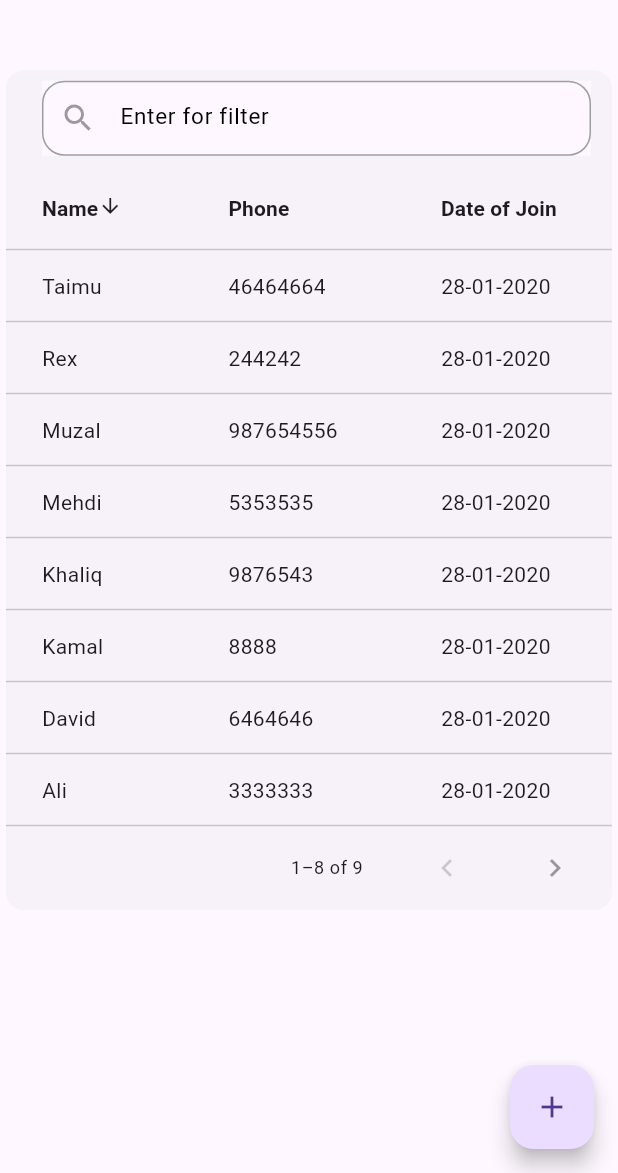
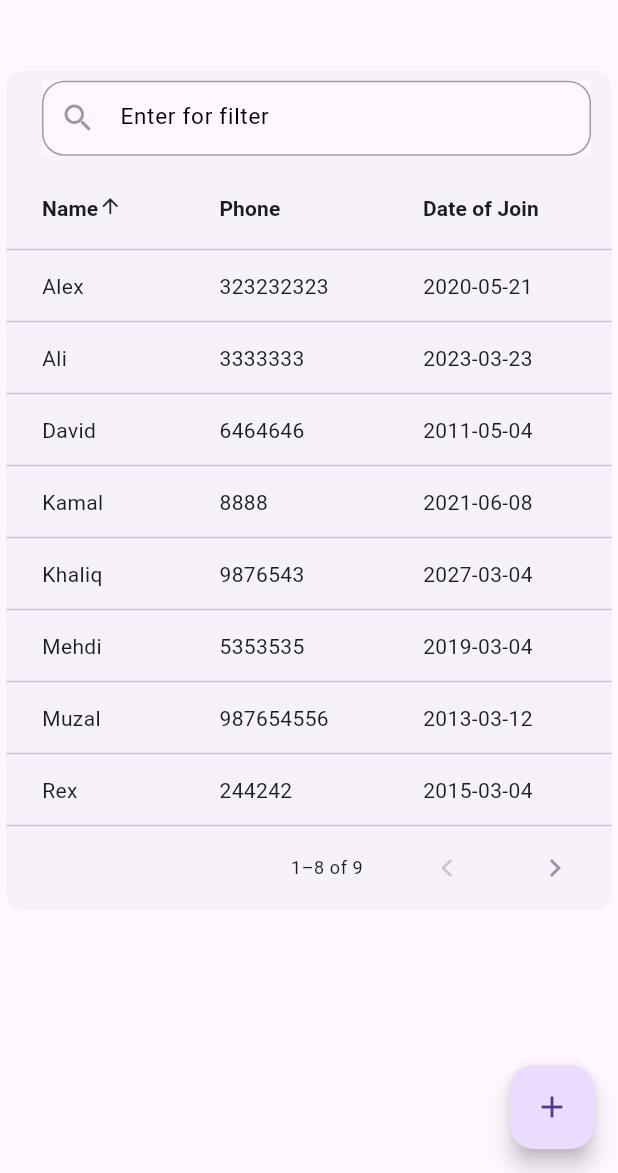
Before and after one commit to Harikrishna-Manoj/maninfini_assignment, a Flutter app: the screen it shows after launch, after a tap on "Name", on a phone screen of 412 x 824 dp, the part 63-1236 px from its top. Run offline on Flutter 3.47's test engine with Material 3 defaults, Android fonts, the phone set to English and light mode, and no system bars; our stand-ins replace flutter_bloc.

Commit message:
date wise sorting implemented

```diff
--- a/lib/application/employee_bloc/employee_bloc.dart
+++ b/lib/application/employee_bloc/employee_bloc.dart
@@ -23,7 +23,7 @@ class EmployeeBloc extends Bloc<EmployeeEvent, EmployeeState> {
           .toList();
       emit(LoadedEmployeeState(employeeData: employeeData));
     });
-    bool isSort = true;
+    bool isSort = false;
     on<SortingEvent>((event, emit) {
       final service = EmployeeDataService();
       isSort = !isSort;
--- a/lib/core/model/model.dart
+++ b/lib/core/model/model.dart
@@ -1,19 +1,46 @@
 class Data {
   String? name;
   int? phone;
-  String? joinDate;
+  DateTime? joinDate;
 
   Data({required this.name, required this.phone, required this.joinDate});
 }
 
 List<Data> myData = [
-  Data(name: "Khaliq", phone: 09876543, joinDate: "28-01-2020"),
-  Data(name: "David", phone: 6464646, joinDate: "28-01-2020"),
-  Data(name: "Kamal", phone: 8888, joinDate: "28-01-2020"),
-  Data(name: "Ali", phone: 3333333, joinDate: "28-01-2020"),
-  Data(name: "Muzal", phone: 987654556, joinDate: "28-01-2020"),
-  Data(name: "Taimu", phone: 46464664, joinDate: "28-01-2020"),
-  Data(name: "Mehdi", phone: 5353535, joinDate: "28-01-2020"),
-  Data(name: "Rex", phone: 244242, joinDate: "28-01-2020"),
-  Data(name: "Alex", phone: 323232323, joinDate: "28-01-2020"),
+  Data(
+      name: "Khaliq",
+      phone: 09876543,
+      joinDate: DateTime.parse("2027-03-04 06:06:48")),
+  Data(
+      name: "David",
+      phone: 6464646,
+      joinDate: DateTime.parse("2011-05-04 06:06:48")),
+  Data(
+      name: "Kamal",
+      phone: 8888,
+      joinDate: DateTime.parse("2021-06-08 06:06:48")),
+  Data(
+      name: "Ali",
+      phone: 3333333,
+      joinDate: DateTime.parse("2023-03-23 06:06:48")),
+  Data(
+      name: "Muzal",
+      phone: 987654556,
+      joinDate: DateTime.parse("2013-03-12 06:06:48")),
+  Data(
+      name: "Taimu",
+      phone: 46464664,
+      joinDate: DateTime.parse("2021-12-06 06:06:48")),
+  Data(
+      name: "Mehdi",
+      phone: 5353535,
+      joinDate: DateTime.parse("2019-03-04 06:06:48")),
+  Data(
+      name: "Rex",
+      phone: 244242,
+      joinDate: DateTime.parse("2015-03-04 06:06:48")),
+  Data(
+      name: "Alex",
+      phone: 323232323,
+      joinDate: DateTime.parse("2020-05-21 06:06:48")),
 ];
--- a/lib/presentation/screens/employee_datatable_screen/employee_screen.dart
+++ b/lib/presentation/screens/employee_datatable_screen/employee_screen.dart
@@ -2,17 +2,16 @@ import 'package:flutter/material.dart';
 import 'package:flutter_bloc/flutter_bloc.dart';
 import 'package:maninfini_task/application/employee_bloc/employee_bloc.dart';
 import 'package:maninfini_task/core/debounce/debounce.dart';
-import 'package:maninfini_task/core/model/model.dart';
-import 'package:maninfini_task/presentation/widgets/widgets.dart';
+import 'package:maninfini_task/presentation/widgets/custom_search_widget.dart';
+import 'package:maninfini_task/presentation/widgets/data_table_widget.dart';
 
 // ignore: must_be_immutable
 class EmployeeDataScreen extends StatelessWidget {
   EmployeeDataScreen({super.key});
 
   final debouncer = Debouncer(milliseconds: 500);
-
   TextEditingController controller = TextEditingController();
-
+  int? index;
   @override
   Widget build(BuildContext context) {
     WidgetsBinding.instance.addPostFrameCallback((timeStamp) {
@@ -37,12 +36,12 @@ class EmployeeDataScreen extends StatelessWidget {
                   return state is LoadedEmployeeState
                       ? PaginatedDataTable(
                           showEmptyRows: false,
-                          sortColumnIndex: 0,
+                          sortColumnIndex: index,
                           sortAscending: state.isSort ?? true,
                           header:
                               CustomSearchField(searchController: controller),
                           source: RowSource(
-                            myData: state.employeeData,
+                            employeeData: state.employeeData,
                             count: state.employeeData.length,
                           ),
                           rowsPerPage: 8,
@@ -55,6 +54,7 @@ class EmployeeDataScreen extends StatelessWidget {
                                       fontSize: 14),
                                 ),
                                 onSort: (columnIndex, ascending) {
+                                  index = columnIndex;
                                   context.read<EmployeeBloc>().add(SortingEvent(
                                       columnIndex: columnIndex,
                                       ascending: ascending));
@@ -66,12 +66,18 @@ class EmployeeDataScreen extends StatelessWidget {
                                     fontWeight: FontWeight.w600, fontSize: 14),
                               ),
                             ),
-                            const DataColumn(
-                              label: Text(
+                            DataColumn(
+                              label: const Text(
                                 "Date of Join",
                                 style: TextStyle(
                                     fontWeight: FontWeight.w600, fontSize: 14),
                               ),
+                              onSort: (columnIndex, ascending) {
+                                index = columnIndex;
+                                context.read<EmployeeBloc>().add(SortingEvent(
+                                    columnIndex: columnIndex,
+                                    ascending: ascending));
+                              },
                             ),
                           ],
                         )
@@ -91,40 +97,3 @@ class EmployeeDataScreen extends StatelessWidget {
     );
   }
 }
-
-class RowSource extends DataTableSource {
-  final List<Data>? myData;
-  final int count;
-  RowSource({
-    required this.myData,
-    required this.count,
-  });
-
-  @override
-  DataRow? getRow(int index) {
-    if (index < rowCount) {
-      return recentFileDataRow(myData![index]);
-    } else {
-      return null;
-    }
-  }
-
-  @override
-  bool get isRowCountApproximate => false;
-
-  @override
-  int get rowCount => count;
-
-  @override
-  int get selectedRowCount => 0;
-}
-
-DataRow recentFileDataRow(var data) {
-  return DataRow(
-    cells: [
-      DataCell(Text(data.name ?? "Name")),
-      DataCell(Text(data.phone.toString())),
-      DataCell(Text(data.joinDate.toString())),
-    ],
-  );
-}
--- /dev/null
+++ b/lib/presentation/widgets/data_table_widget.dart
@@ -0,0 +1,40 @@
+import 'package:flutter/material.dart';
+import 'package:intl/intl.dart';
+import 'package:maninfini_task/core/model/model.dart';
+
+class RowSource extends DataTableSource {
+  final List<Data>? employeeData;
+  final int count;
+  RowSource({
+    required this.employeeData,
+    required this.count,
+  });
+
+  @override
+  DataRow? getRow(int index) {
+    if (index < rowCount) {
+      return recentFileDataRow(employeeData![index]);
+    } else {
+      return null;
+    }
+  }
+
+  @override
+  bool get isRowCountApproximate => false;
+
+  @override
+  int get rowCount => count;
+
+  @override
+  int get selectedRowCount => 0;
+}
+
+DataRow recentFileDataRow(var data) {
+  return DataRow(
+    cells: [
+      DataCell(Text(data.name ?? "Name")),
+      DataCell(Text(data.phone.toString())),
+      DataCell(Text(DateFormat("yyyy-MM-dd").format(data.joinDate))),
+    ],
+  );
+}
--- a/lib/service/employee_service/employee_service.dart
+++ b/lib/service/employee_service/employee_service.dart
@@ -8,6 +8,15 @@ class EmployeeDataService {
       } else {
         myData.sort((a, b) => b.name!.compareTo(a.name!));
       }
+    } else if (columnIndex == 2) {
+      if (ascending) {
+        print("caled");
+        print(ascending);
+        myData.sort((a, b) => a.joinDate!.compareTo(b.joinDate!));
+      } else {
+        print("caled2");
+        myData.sort((a, b) => b.joinDate!.compareTo(a.joinDate!));
+      }
     }
     return myData;
   }
```
Also changed, not shown: pubspec.yaml (+1 -6 lines), lib/presentation/widgets/custom_search_widget.dart (renamed from lib/presentation/widgets/widgets.dart), pubspec.lock.
